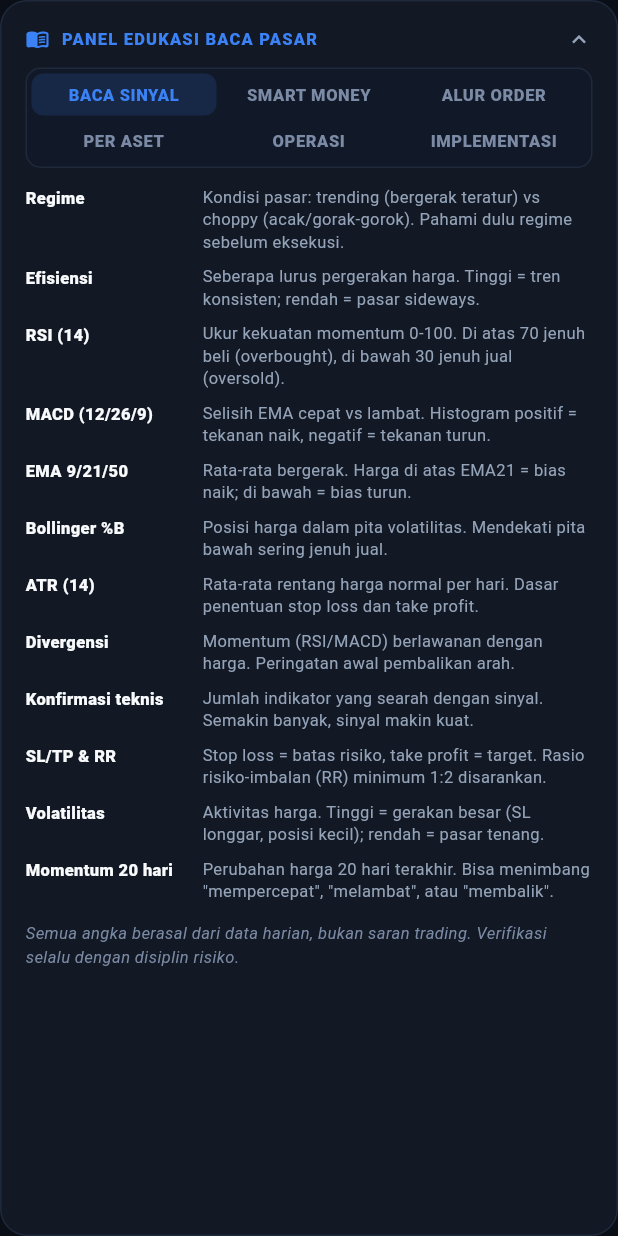
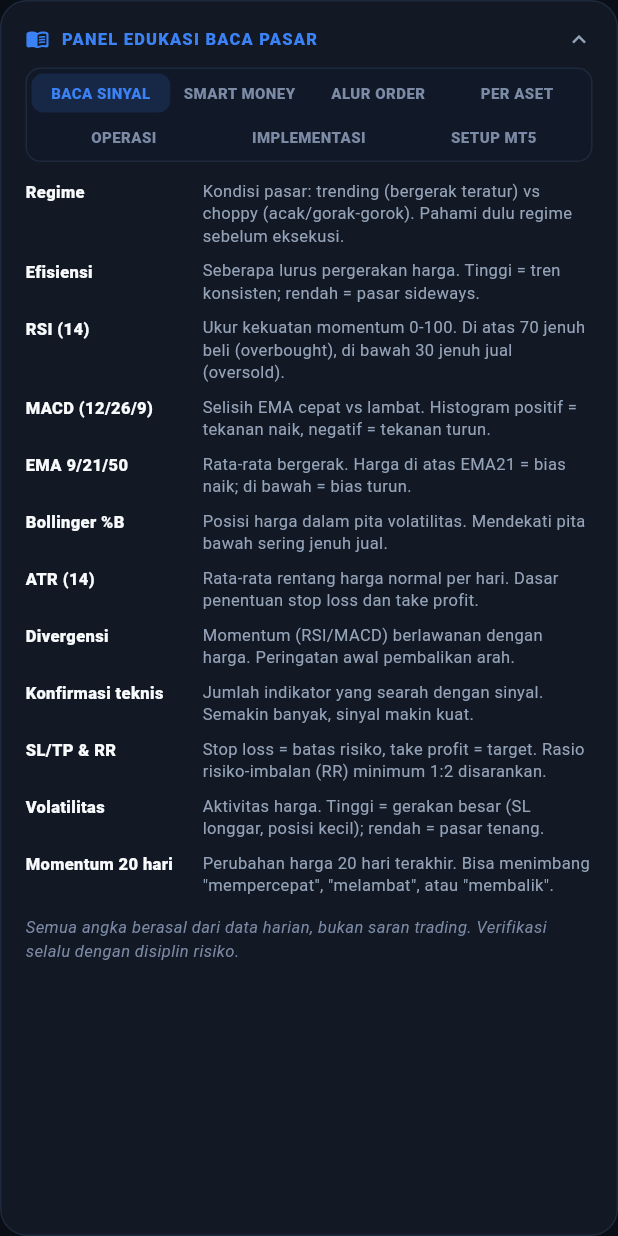
Before and after one commit to Shinsude/cangcilung-trading, a Flutter app: the _EducationPanel widget shown alone on an empty page, opened directly, after a tap on "PANEL EDUKASI BACA PASAR", on a phone screen of 412 x 824 dp. Run offline on Flutter 3.47's test engine with Material 3 defaults, Android fonts, the phone set to English and light mode, and no system bars; our stand-ins replace flutter_local_notifications, shared_preferences; missing offline and left inert: workmanager; accounts and stored records are empty; network calls fail; statements that could not run were skipped.

Commit message:
edukasi: topik baru SETUP MT5 (deep-dive Fase 1: MCP, algo trading, SSE/STDIO, simbol XAUUSD, keamanan) + toggle 4x2

```diff
--- a/flutter_app/lib/screens/home_screen_parts/signal.dart
+++ b/flutter_app/lib/screens/home_screen_parts/signal.dart
@@ -2062,6 +2062,17 @@ class _EducationPanelState extends State<_EducationPanel> {
     ('Iteratif', 'Fase-fase iteratif, bukan linear kaku: boleh kembali ke fase lebih awal saat ada perbaikan strategi atau risiko. Verifikasi & audit terus berjalan di tiap siklus.'),
   ];
 
+  static const _rowsMT = <(String, String)>[
+    ('Arsitektur', 'OpenCode \u2192 MCP server (SSE/REST atau STDIO) \u2192 Python API \u2192 MT5 terminal \u2192 broker/market. Prasyarat: Python 3.10+, MT5 berjalan di Windows, akun MT5 (demo/live), OpenCode dengan dukungan MCP.'),
+    ('Install MCP', 'pip install metatrader-mcp-server (paling mudah) — atau SYNX-MT5-MCP untuk 68+ tools + pre-flight risk, credential vault (OS keyring), drawdown circuit breaker, audit trail kriptografis (git clone lalu pip install -e .).'),
+    ('Aktifkan algo', 'Langkah paling sering terlewat: Tools \u2192 Options \u2192 Expert Advisors \u2192 centang "Allow algorithmic trading"; tombol AutoTrading di toolbar harus hijau. Bila pakai EA, centang juga "Allow DLL imports".'),
+    ('Jalankan MCP', 'STDIO utk lokal: --login --password --server --transport stdio. HTTP/SSE utk remote: tambah --path "path terminal64.exe" --host 0.0.0.0 --port 9090. Sukses = log "Uvicorn running on 0.0.0.0:9090". MT5 harus jalan dulu.'),
+    ('Konfig OpenCode', 'opencode.json: type "remote" + url 127.0.0.1:9090/sse (SSE), atau type "local" + command/environment (STDIO). Verifikasi via cek daftar MCP: "metatrader connected". Simpan kredensial di env/vault, jangan di file.'),
+    ('Simbol XAUUSD', 'Jangan hardcode "XAUUSD": 230+ broker punya 44 varian nama (XAUUSD, GOLD, XAUUSDm/c, XAUUSD.m, GOLD_USD). Kontrak: 1 lot = 100 oz, tick 0.01, gerak $1 = $100/lot. Hitung risiko dlm dollar, bukan pips \u2014 spread 0.30 ≠ 3 pips.'),
+    ('Keamanan', 'Batasi server ke 127.0.0.1 (bukan 0.0.0.0) bila sekelas; audit trail append-only; capability level read_only \u2192 analyst \u2192 executor \u2192 full (mulai read_only); human-in-the-loop utk order besar/ekstrem; vet kode sumber MCP sebelum instal.'),
+    ('Troubleshoot', '"initialize() failed" = MT5 tak berjalan (+cek --path); "No data returned" = jaringan/server broker; "Trading is not enabled" = aktifkan algoritmik trading; "Symbol not found" = cek Market Watch  Specification; "MCP Connection Lost" = restart sesi & cek port 9090.'),
+  ];
+
   @override
   Widget build(BuildContext context) {
     final rows = switch (_topic) {
@@ -2070,6 +2081,8 @@ class _EducationPanelState extends State<_EducationPanel> {
       2 => _rowsEO,
       3 => _rowsPA,
       4 => _rowsIM,
+      5 => _rowsOP,
+      6 => _rowsMT,
       _ => _rowsOP,
     };
     return Container(
@@ -2140,14 +2153,15 @@ class _EducationPanelState extends State<_EducationPanel> {
               _topicBtn(0, 'BACA SINYAL'),
               _topicBtn(1, 'SMART MONEY'),
               _topicBtn(2, 'ALUR ORDER'),
+              _topicBtn(3, 'PER ASET'),
             ],
           ),
           const SizedBox(height: 3),
           Row(
             children: [
-              _topicBtn(3, 'PER ASET'),
               _topicBtn(4, 'OPERASI'),
               _topicBtn(5, 'IMPLEMENTASI'),
+              _topicBtn(6, 'SETUP MT5'),
             ],
           ),
         ],
@@ -2174,9 +2188,9 @@ class _EducationPanelState extends State<_EducationPanel> {
             textAlign: TextAlign.center,
             style: TextStyle(
               color: selected ? AppColors.blue : AppColors.textTertiary,
-              fontSize: 11,
+              fontSize: 10,
               fontWeight: FontWeight.w800,
-              letterSpacing: 0.4,
+              letterSpacing: 0.3,
             ),
           ),
         ),
```
Also changed, not shown: 1 other file.
